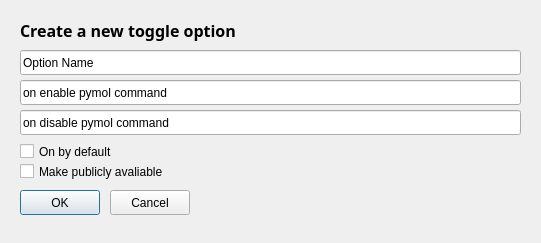
Qt form ipd/ppp/plugin/ppppp/newopt.ui (baker-laboratory/ipd) before a commit.
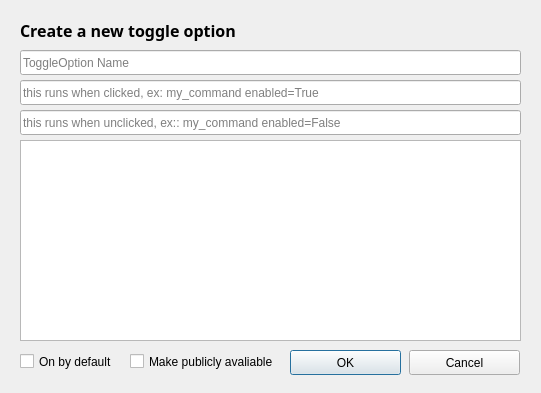
The same form after that commit.

What changed in the file:
```diff
--- a/ipd/ppp/plugin/ppppp/newopt.ui
+++ b/ipd/ppp/plugin/ppppp/newopt.ui
@@ -7,7 +7,7 @@
     <x>0</x>
     <y>0</y>
     <width>541</width>
-    <height>243</height>
+    <height>393</height>
    </rect>
   </property>
   <property name="windowTitle">
@@ -23,7 +23,10 @@
     </rect>
    </property>
    <property name="text">
-    <string>Option Name</string>
+    <string/>
+   </property>
+   <property name="placeholderText">
+    <string>ToggleOption Name</string>
    </property>
   </widget>
   <widget class="QLineEdit" name="cmdon">
@@ -36,7 +39,10 @@
     </rect>
    </property>
    <property name="text">
-    <string>on enable pymol command</string>
+    <string/>
+   </property>
+   <property name="placeholderText">
+    <string>this runs when clicked, ex: my_command enabled=True</string>
    </property>
   </widget>
   <widget class="QLineEdit" name="cmdoff">
@@ -49,15 +55,18 @@
     </rect>
    </property>
    <property name="text">
-    <string>on disable pymol command</string>
+    <string/>
+   </property>
+   <property name="placeholderText">
+    <string>this runs when unclicked, ex:: my_command enabled=False</string>
    </property>
   </widget>
   <widget class="QCheckBox" name="ispublic">
    <property name="geometry">
     <rect>
-     <x>20</x>
-     <y>160</y>
-     <width>351</width>
+     <x>130</x>
+     <y>350</y>
+     <width>161</width>
      <height>23</height>
     </rect>
    </property>
@@ -68,9 +77,9 @@
   <widget class="QPushButton" name="ok">
    <property name="geometry">
     <rect>
-     <x>20</x>
-     <y>190</y>
-     <width>80</width>
+     <x>290</x>
+     <y>350</y>
+     <width>111</width>
      <height>25</height>
     </rect>
    </property>
@@ -81,9 +90,9 @@
   <widget class="QPushButton" name="cancel">
    <property name="geometry">
     <rect>
-     <x>110</x>
-     <y>190</y>
-     <width>80</width>
+     <x>409</x>
+     <y>350</y>
+     <width>111</width>
      <height>25</height>
     </rect>
    </property>
@@ -115,8 +124,8 @@
    <property name="geometry">
     <rect>
      <x>20</x>
-     <y>140</y>
-     <width>351</width>
+     <y>350</y>
+     <width>121</width>
      <height>23</height>
     </rect>
    </property>
@@ -124,6 +133,22 @@
     <string>On by default</string>
    </property>
   </widget>
+  <widget class="QPlainTextEdit" name="plainTextEdit">
+   <property name="geometry">
+    <rect>
+     <x>20</x>
+     <y>140</y>
+     <width>501</width>
+     <height>201</height>
+    </rect>
+   </property>
+   <property name="plainText">
+    <string/>
+   </property>
+   <property name="placeholderText">
+    <string>Optional Library Code</string>
+   </property>
+  </widget>
  </widget>
  <resources/>
  <connections/>
```
